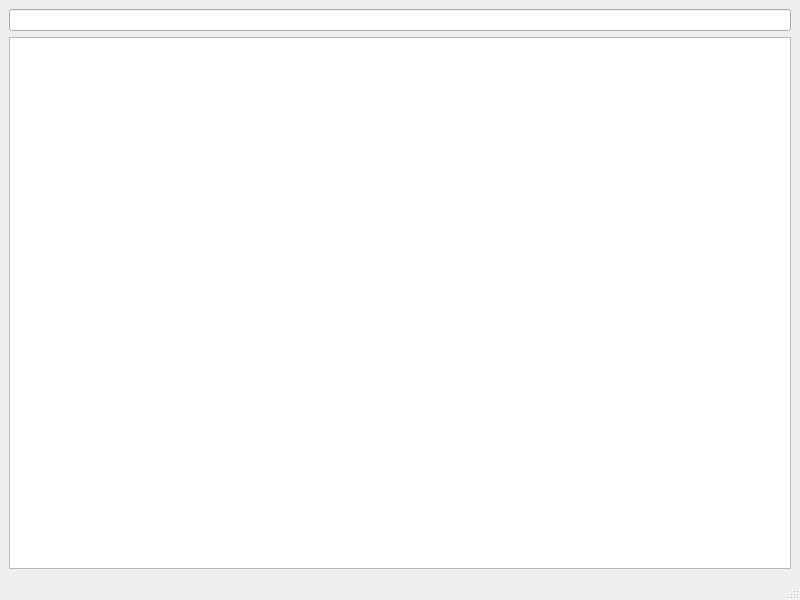
Above: src/analyzer/qtanalyzerwindow.ui from loganek/workertracker before the change. Below: the same form after it.
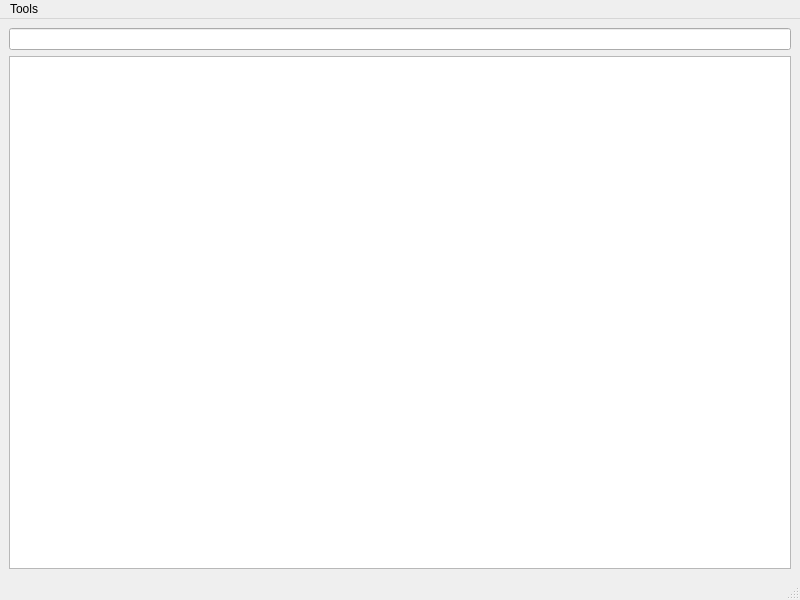
That is the form after the change.

Commit message: analyzer: update QT ui

```diff
--- a/src/analyzer/qtanalyzerwindow.ui
+++ b/src/analyzer/qtanalyzerwindow.ui
@@ -32,6 +32,13 @@
      <height>28</height>
     </rect>
    </property>
+   <widget class="QMenu" name="menuTools">
+    <property name="title">
+     <string>Tools</string>
+    </property>
+    <addaction name="actionConfiguration"/>
+   </widget>
+   <addaction name="menuTools"/>
   </widget>
   <widget class="QStatusBar" name="statusbar"/>
  </widget>
```
Left out of the diff: 5 changed lines with no effect on the pictures. The commit also changes 6 other files.
